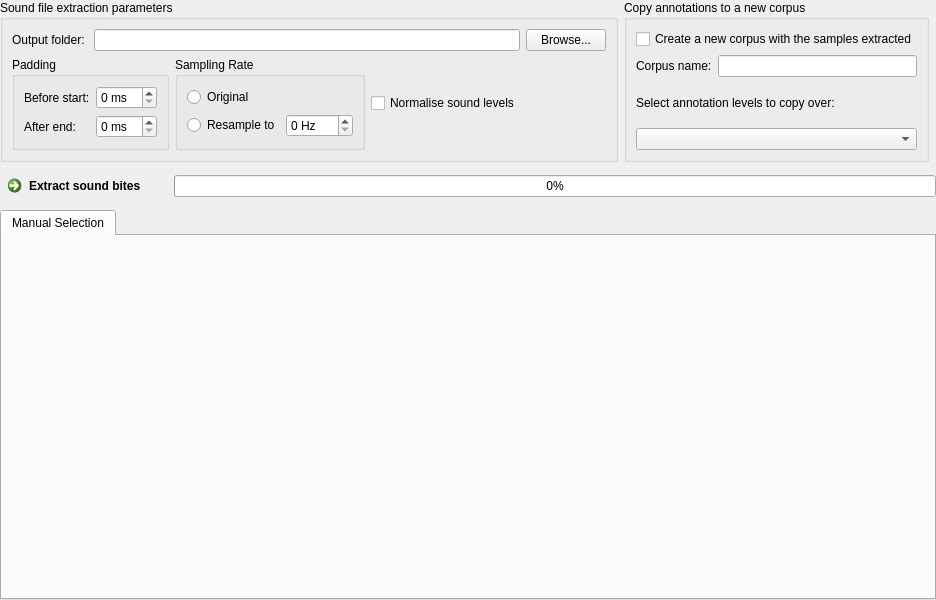
First picture: the form in app/query/ExtractSoundBitesWidget.ui, repository praaline/Praaline, before the edit.
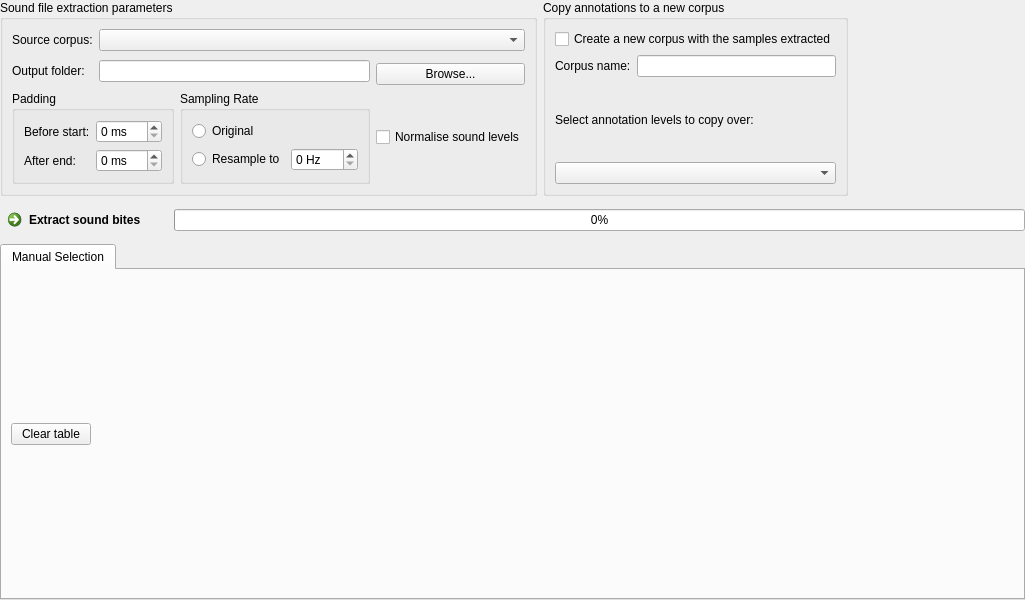
Second picture: the form after the edit. Custom widgets are drawn as their Qt base class.

Commit message: Extract stimuli repair

What changed in the file:
```diff
--- a/app/query/ExtractSoundBitesWidget.ui
+++ b/app/query/ExtractSoundBitesWidget.ui
@@ -6,7 +6,7 @@
    <rect>
     <x>0</x>
     <y>0</y>
-    <width>936</width>
+    <width>1025</width>
     <height>600</height>
    </rect>
   </property>
@@ -43,7 +43,28 @@
        <attribute name="title">
         <string>Manual Selection</string>
        </attribute>
-       <layout class="QGridLayout" name="gridLayoutManualSelection"/>
+       <layout class="QGridLayout" name="gridLayoutManualSelection">
+        <item row="0" column="0">
+         <widget class="QPushButton" name="commandManualEntryClearTable">
+          <property name="text">
+           <string>Clear table</string>
+          </property>
+         </widget>
+        </item>
+        <item row="0" column="1">
+         <spacer name="horizontalSpacerClearTable">
+          <property name="orientation">
+           <enum>Qt::Horizontal</enum>
+          </property>
+          <property name="sizeHint" stdset="0">
+           <size>
+            <width>40</width>
+            <height>20</height>
+           </size>
+          </property>
+         </spacer>
+        </item>
+       </layout>
       </widget>
      </widget>
     </item>
@@ -121,80 +142,25 @@
       <property name="title">
        <string>Sound file extraction parameters</string>
       </property>
-      <layout class="QGridLayout" name="gridLayoutOptions">
-       <item row="0" column="0">
+      <layout class="QGridLayout" name="gridLayout_2">
+       <item row="3" column="5">
+        <widget class="QCheckBox" name="checkNormalise">
+         <property name="text">
+          <string>Normalise sound levels</string>
+         </property>
+        </widget>
+       </item>
+       <item row="1" column="0" rowspan="2" colspan="2">
         <widget class="QLabel" name="labelOutputFolder">
          <property name="text">
           <string>Output folder:</string>
          </property>
         </widget>
        </item>
-       <item row="0" column="1" colspan="3">
+       <item row="1" column="2" rowspan="2" colspan="3">
         <widget class="QLineEdit" name="editOutputFolder"/>
        </item>
-       <item row="0" column="4">
-        <widget class="QPushButton" name="commandBrowseForOutputFolder">
-         <property name="text">
-          <string>Browse...</string>
-         </property>
-        </widget>
-       </item>
-       <item row="1" column="0" colspan="2">
-        <widget class="QGroupBox" name="groupBoxPadding">
-         <property name="title">
-          <string>Padding</string>
-         </property>
-         <layout class="QGridLayout" name="gridLayoutPadding">
-          <item row="0" column="0">
-           <widget class="QLabel" name="labelBeforeStart">
-            <property name="text">
-             <string>Before start:</string>
-            </property>
-           </widget>
-          </item>
-          <item row="0" column="1">
-           <widget class="QSpinBox" name="spinBoxPaddingBeforeStart">
-            <property name="sizePolicy">
-             <sizepolicy hsizetype="Expanding" vsizetype="Fixed">
-              <horstretch>0</horstretch>
-              <verstretch>0</verstretch>
-             </sizepolicy>
-            </property>
-            <property name="suffix">
-             <string> ms</string>
-            </property>
-            <property name="maximum">
-             <number>10000</number>
-            </property>
-           </widget>
-          </item>
-          <item row="1" column="0">
-           <widget class="QLabel" name="labelAfterEnd">
-            <property name="text">
-             <string>After end:</string>
-            </property>
-           </widget>
-          </item>
-          <item row="1" column="1">
-           <widget class="QSpinBox" name="spinBoxPaddingAfterEnd">
-            <property name="sizePolicy">
-             <sizepolicy hsizetype="Expanding" vsizetype="Fixed">
-              <horstretch>0</horstretch>
-              <verstretch>0</verstretch>
-             </sizepolicy>
-            </property>
-            <property name="suffix">
-             <string> ms</string>
-            </property>
-            <property name="maximum">
-             <number>10000</number>
-            </property>
-           </widget>
-          </item>
-         </layout>
-        </widget>
-       </item>
-       <item row="1" column="2">
+       <item row="3" column="4">
         <widget class="QGroupBox" name="groupBoxSamplingRate">
          <property name="title">
           <string>Sampling Rate</string>
@@ -233,13 +199,84 @@
          </layout>
         </widget>
        </item>
-       <item row="1" column="3">
-        <widget class="QCheckBox" name="checkNormalise">
+       <item row="3" column="0" colspan="4">
+        <widget class="QGroupBox" name="groupBoxPadding">
+         <property name="title">
+          <string>Padding</string>
+         </property>
+         <layout class="QGridLayout" name="gridLayoutPadding">
+          <item row="0" column="0">
+           <widget class="QLabel" name="labelBeforeStart">
+            <property name="text">
+             <string>Before start:</string>
+            </property>
+           </widget>
+          </item>
+          <item row="0" column="1">
+           <widget class="QSpinBox" name="spinBoxPaddingBeforeStart">
+            <property name="sizePolicy">
+             <sizepolicy hsizetype="Expanding" vsizetype="Fixed">
+              <horstretch>0</horstretch>
+              <verstretch>0</verstretch>
+             </sizepolicy>
+            </property>
+            <property name="suffix">
+             <string> ms</string>
+            </property>
+            <property name="maximum">
+             <number>10000</number>
+            </property>
+           </widget>
+          </item>
+          <item row="1" column="0">
+           <widget class="QLabel" name="labelAfterEnd">
+            <property name="text">
+             <string>After end:</string>
+            </property>
+           </widget>
+          </item>
+          <item row="1" column="1">
+           <widget class="QSpinBox" name="spinBoxPaddingAfterEnd">
+            <property name="sizePolicy">
+             <sizepolicy hsizetype="Expanding" vsizetype="Fixed">
+              <horstretch>0</horstretch>
+              <verstretch>0</verstretch>
+             </sizepolicy>
+            </property>
+            <property name="suffix">
+             <string> ms</string>
+            </property>
+            <property name="maximum">
+             <number>10000</number>
+            </property>
+           </widget>
+          </item>
+         </layout>
+        </widget>
+       </item>
+       <item row="0" column="0" colspan="2">
+        <widget class="QLabel" name="labelSourceCorpus">
+         <property name="sizePolicy">
+          <sizepolicy hsizetype="Fixed" vsizetype="Preferred">
+           <horstretch>0</horstretch>
+           <verstretch>0</verstretch>
+          </sizepolicy>
+         </property>
          <property name="text">
-          <string>Normalise sound levels</string>
+          <string>Source corpus:</string>
          </property>
         </widget>
        </item>
+       <item row="2" column="5">
+        <widget class="QPushButton" name="commandBrowseForOutputFolder">
+         <property name="text">
+          <string>Browse...</string>
+         </property>
+        </widget>
+       </item>
+       <item row="0" column="2" colspan="4">
+        <widget class="QComboBox" name="comboBoxSourceCorpus"/>
+       </item>
       </layout>
      </widget>
     </item>
```
Left out of the diff: 1 changed line with no effect on the pictures. The commit also changes 2 other files.
